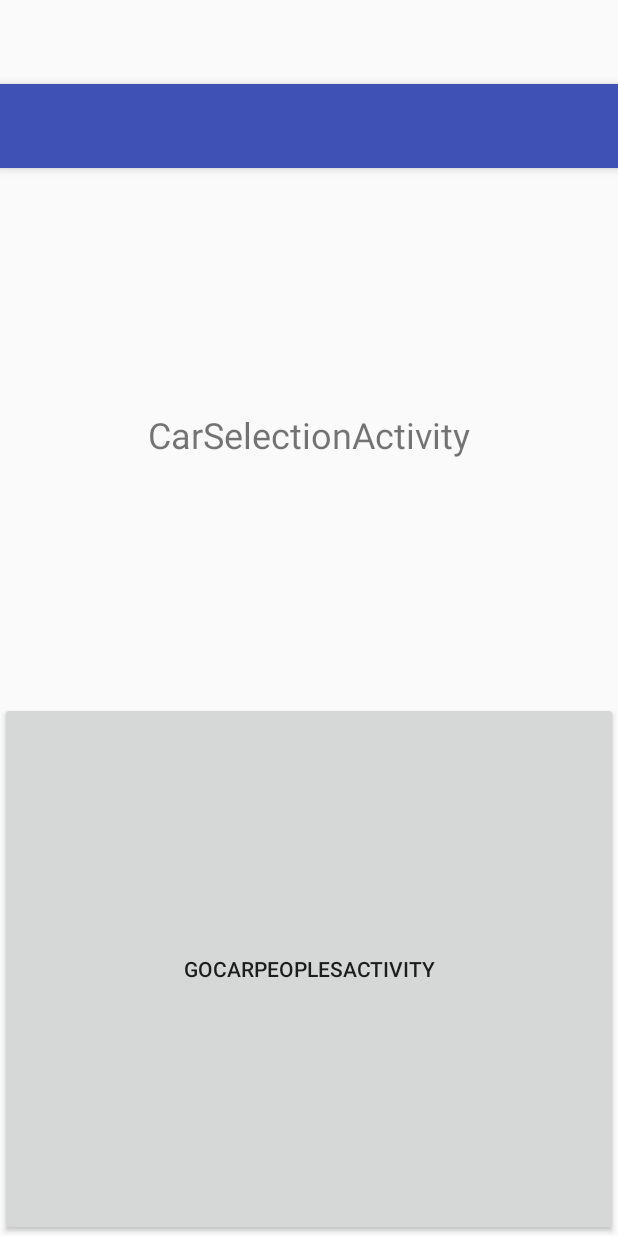
After one commit to yutamaro0405/OsuDevelopers, an Android app: the layout activity_car_selection.xml on its own in the app's theme, with its tools: preview values and no code run, on a phone screen of 412 x 824 dp. The commit adds this screen. Run offline under Robolectric (Android 15) with nearby library versions, the phone set to English and light mode, and no system bars.

Commit message:
・ダミーとなるMainActivityを追加 ・CarSelectionActivityを追加

```diff
--- /dev/null
+++ b/SeatAllocation/app/src/main/res/layout/activity_car_selection.xml
@@ -0,0 +1,28 @@
+<?xml version="1.0" encoding="utf-8"?>
+<android.support.design.widget.CoordinatorLayout
+    xmlns:android="http://schemas.android.com/apk/res/android"
+    xmlns:app="http://schemas.android.com/apk/res-auto"
+    xmlns:tools="http://schemas.android.com/tools"
+    android:layout_width="match_parent"
+    android:layout_height="match_parent"
+    android:fitsSystemWindows="true"
+    tools:context="com.osudevelopers.seatallocation.CarSelectionActivity">
+
+    <android.support.design.widget.AppBarLayout
+        android:layout_width="match_parent"
+        android:layout_height="wrap_content"
+        android:theme="@style/AppTheme.AppBarOverlay">
+
+        <android.support.v7.widget.Toolbar
+            android:id="@+id/toolbar"
+            android:layout_width="match_parent"
+            android:layout_height="?attr/actionBarSize"
+            android:background="?attr/colorPrimary"
+            app:popupTheme="@style/AppTheme.PopupOverlay"/>
+
+    </android.support.design.widget.AppBarLayout>
+
+    <include layout="@layout/content_car_selection"/>
+
+
+</android.support.design.widget.CoordinatorLayout>
--- /dev/null
+++ b/SeatAllocation/app/src/main/res/layout/content_car_selection.xml
@@ -0,0 +1,29 @@
+<?xml version="1.0" encoding="utf-8"?>
+<LinearLayout
+    xmlns:android="http://schemas.android.com/apk/res/android"
+    xmlns:app="http://schemas.android.com/apk/res-auto"
+    xmlns:tools="http://schemas.android.com/tools"
+    android:layout_width="match_parent"
+    android:layout_height="match_parent"
+    android:orientation="vertical"
+    app:layout_behavior="@string/appbar_scrolling_view_behavior"
+    tools:context="com.osudevelopers.seatallocation.CarSelectionActivity"
+    tools:showIn="@layout/activity_car_selection">
+
+    <TextView
+        android:layout_width="match_parent"
+        android:layout_height="0dp"
+        android:layout_weight="1"
+        android:gravity="center"
+        android:textSize="24dp"
+        android:text="CarSelectionActivity"/>
+
+    <Button
+        android:id="@+id/goCarPeoplesButton"
+        android:onClick="goCarPeoples"
+        android:layout_width="match_parent"
+        android:layout_height="0dp"
+        android:layout_weight="1"
+        android:text="goCarPeoplesActivity"/>
+
+</LinearLayout>
--- a/SeatAllocation/app/src/main/res/values/strings.xml
+++ b/SeatAllocation/app/src/main/res/values/strings.xml
@@ -1,4 +1,6 @@
 <resources>
-    <string name="app_name">SeatAllocation</string>
+    <string name="title_activity_car_peoples">SeatAllocation</string>
     <string name="action_settings">Settings</string>
+    <string name="title_activity_main">MainActivity</string>
+    <string name="title_activity_car_selection">CarSelectionActivity</string>
 </resources>
--- a/SeatAllocation/app/src/main/res/values/styles.xml
+++ b/SeatAllocation/app/src/main/res/values/styles.xml
@@ -13,8 +13,8 @@
         <item name="windowNoTitle">true</item>
     </style>
 
-    <style name="AppTheme.AppBarOverlay" parent="ThemeOverlay.AppCompat.Dark.ActionBar" />
+    <style name="AppTheme.AppBarOverlay" parent="ThemeOverlay.AppCompat.Dark.ActionBar"/>
 
-    <style name="AppTheme.PopupOverlay" parent="ThemeOverlay.AppCompat.Light" />
+    <style name="AppTheme.PopupOverlay" parent="ThemeOverlay.AppCompat.Light"/>
 
 </resources>
```
Also changed, not shown: SeatAllocation/app/src/main/AndroidManifest.xml (+20 -7 lines), SeatAllocation/app/src/main/java/com/osudevelopers/seatallocation/CarSelectionActivity.java (added, +27 -0 lines), SeatAllocation/app/src/main/java/com/osudevelopers/seatallocation/MainActivity.java (added, +25 -0 lines), SeatAllocation/app/src/main/res/layout/activity_main.xml (added, +28 -0 lines), SeatAllocation/app/src/main/res/layout/content_main.xml (added, +12 -0 lines).
